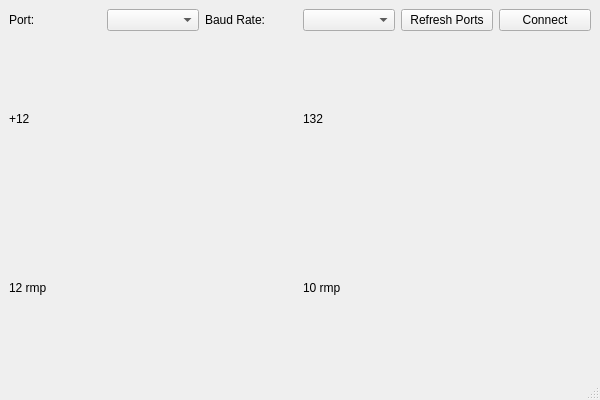
Above: src/mainwindow.ui from roopeshor/RotorInfo before the change. Below: the same form after it.
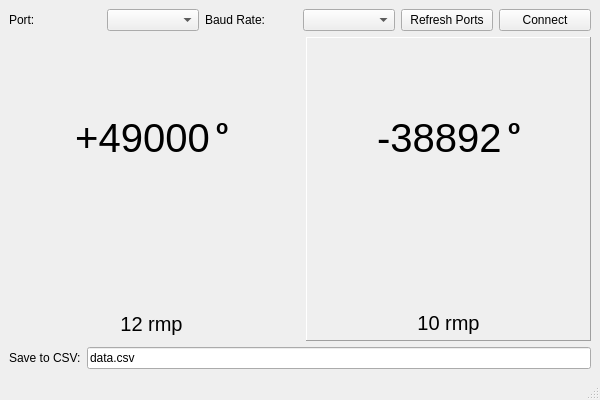
That is the form after the change.

Commit message: fixed ui not building

Diff of the .ui file:
```diff
--- a/src/mainwindow.ui
+++ b/src/mainwindow.ui
@@ -57,39 +57,305 @@
      <layout class="QHBoxLayout" name="infoLayout">
       <item>
        <layout class="QVBoxLayout" name="R1Layout">
+        <property name="leftMargin">
+         <number>5</number>
+        </property>
+        <property name="topMargin">
+         <number>5</number>
+        </property>
+        <property name="rightMargin">
+         <number>5</number>
+        </property>
+        <property name="bottomMargin">
+         <number>5</number>
+        </property>
         <item>
-         <widget class="QLabel" name="R1degLabel">
-          <property name="text">
-           <string>+12</string>
+         <spacer name="verticalSpacer_3">
+          <property name="orientation">
+           <enum>Qt::Orientation::Vertical</enum>
           </property>
-         </widget>
+          <property name="sizeHint" stdset="0">
+           <size>
+            <width>20</width>
+            <height>40</height>
+           </size>
+          </property>
+         </spacer>
         </item>
         <item>
+         <layout class="QHBoxLayout" name="horizontalLayout">
+          <item>
+           <spacer name="horizontalSpacer">
+            <property name="orientation">
+             <enum>Qt::Orientation::Horizontal</enum>
+            </property>
+            <property name="sizeHint" stdset="0">
+             <size>
+              <width>40</width>
+              <height>20</height>
+             </size>
+            </property>
+           </spacer>
+          </item>
+          <item>
+           <widget class="QLabel" name="R1degLabel">
+            <property name="font">
+             <font>
+              <pointsize>30</pointsize>
+             </font>
+            </property>
+            <property name="text">
+             <string>+49000</string>
+            </property>
+            <property name="alignment">
+             <set>Qt::AlignmentFlag::AlignCenter</set>
+            </property>
+           </widget>
+          </item>
+          <item alignment="Qt::AlignmentFlag::AlignHCenter">
+           <widget class="QLabel" name="label">
+            <property name="font">
+             <font>
+              <pointsize>15</pointsize>
+              <bold>true</bold>
+             </font>
+            </property>
+            <property name="text">
+             <string>o</string>
+            </property>
+            <property name="alignment">
+             <set>Qt::AlignmentFlag::AlignLeading|Qt::AlignmentFlag::AlignLeft|Qt::AlignmentFlag::AlignTop</set>
+            </property>
+           </widget>
+          </item>
+          <item>
+           <spacer name="horizontalSpacer_2">
+            <property name="orientation">
+             <enum>Qt::Orientation::Horizontal</enum>
+            </property>
+            <property name="sizeHint" stdset="0">
+             <size>
+              <width>40</width>
+              <height>20</height>
+             </size>
+            </property>
+           </spacer>
+          </item>
+         </layout>
+        </item>
+        <item>
+         <spacer name="verticalSpacer_4">
+          <property name="orientation">
+           <enum>Qt::Orientation::Vertical</enum>
+          </property>
+          <property name="sizeHint" stdset="0">
+           <size>
+            <width>20</width>
+            <height>40</height>
+           </size>
+          </property>
+         </spacer>
+        </item>
+        <item>
+         <spacer name="verticalSpacer">
+          <property name="orientation">
+           <enum>Qt::Orientation::Vertical</enum>
+          </property>
+          <property name="sizeHint" stdset="0">
+           <size>
+            <width>20</width>
+            <height>40</height>
+           </size>
+          </property>
+         </spacer>
+        </item>
+        <item alignment="Qt::AlignmentFlag::AlignVCenter">
          <widget class="QLabel" name="R1rpmLabel">
+          <property name="font">
+           <font>
+            <pointsize>15</pointsize>
+           </font>
+          </property>
           <property name="text">
            <string>12 rmp</string>
           </property>
+          <property name="alignment">
+           <set>Qt::AlignmentFlag::AlignCenter</set>
+          </property>
          </widget>
         </item>
        </layout>
       </item>
       <item>
-       <layout class="QVBoxLayout" name="R2Layout">
-        <item>
-         <widget class="QLabel" name="R2degLabel">
-          <property name="text">
-           <string>132</string>
-          </property>
-         </widget>
-        </item>
-        <item>
-         <widget class="QLabel" name="R2rpmLabel">
-          <property name="text">
-           <string>10 rmp</string>
-          </property>
-         </widget>
-        </item>
-       </layout>
+       <widget class="QFrame" name="frame">
+        <property name="frameShape">
+         <enum>QFrame::Shape::StyledPanel</enum>
+        </property>
+        <property name="frameShadow">
+         <enum>QFrame::Shadow::Raised</enum>
+        </property>
+       </widget>
+      </item>
+      <item>
+       <widget class="QFrame" name="">
+        <property name="autoFillBackground">
+         <bool>false</bool>
+        </property>
+        <property name="frameShape">
+         <enum>QFrame::Shape::Panel</enum>
+        </property>
+        <property name="frameShadow">
+         <enum>QFrame::Shadow::Raised</enum>
+        </property>
+        <property name="lineWidth">
+         <number>1</number>
+        </property>
+        <property name="midLineWidth">
+         <number>1</number>
+        </property>
+        <layout class="QVBoxLayout" name="R2Layout">
+         <property name="leftMargin">
+          <number>5</number>
+         </property>
+         <property name="topMargin">
+          <number>5</number>
+         </property>
+         <property name="rightMargin">
+          <number>5</number>
+         </property>
+         <property name="bottomMargin">
+          <number>5</number>
+         </property>
+         <item>
+          <spacer name="verticalSpacer_6">
+           <property name="orientation">
+            <enum>Qt::Orientation::Vertical</enum>
+           </property>
+           <property name="sizeHint" stdset="0">
+            <size>
+             <width>20</width>
+             <height>40</height>
+            </size>
+           </property>
+          </spacer>
+         </item>
+         <item>
+          <layout class="QHBoxLayout" name="horizontalLayout_2">
+           <item>
+            <spacer name="horizontalSpacer_3">
+             <property name="orientation">
+              <enum>Qt::Orientation::Horizontal</enum>
+             </property>
+             <property name="sizeHint" stdset="0">
+              <size>
+               <width>40</width>
+               <height>20</height>
+              </size>
+             </property>
+            </spacer>
+           </item>
+           <item>
+            <widget class="QLabel" name="R2degLabel">
+             <property name="font">
+              <font>
+               <pointsize>30</pointsize>
+               <bold>false</bold>
+              </font>
+             </property>
+             <property name="text">
+              <string>-38892</string>
+             </property>
+            </widget>
+           </item>
+           <item alignment="Qt::AlignmentFlag::AlignTop">
+            <widget class="QLabel" name="label_2">
+             <property name="font">
+              <font>
+               <pointsize>15</pointsize>
+               <bold>true</bold>
+              </font>
+             </property>
+             <property name="text">
+              <string>o</string>
+             </property>
+            </widget>
+           </item>
+           <item>
+            <spacer name="horizontalSpacer_4">
+             <property name="orientation">
+              <enum>Qt::Orientation::Horizontal</enum>
+             </property>
+             <property name="sizeHint" stdset="0">
+              <size>
+               <width>40</width>
+               <height>20</height>
+              </size>
+             </property>
+            </spacer>
+           </item>
+          </layout>
+         </item>
+         <item>
+          <spacer name="verticalSpacer_5">
+           <property name="orientation">
+            <enum>Qt::Orientation::Vertical</enum>
+           </property>
+           <property name="sizeHint" stdset="0">
+            <size>
+             <width>20</width>
+             <height>40</height>
+            </size>
+           </property>
+          </spacer>
+         </item>
+         <item>
+          <spacer name="verticalSpacer_2">
+           <property name="orientation">
+            <enum>Qt::Orientation::Vertical</enum>
+           </property>
+           <property name="sizeHint" stdset="0">
+            <size>
+             <width>20</width>
+             <height>40</height>
+            </size>
+           </property>
+          </spacer>
+         </item>
+         <item>
+          <widget class="QLabel" name="R2rpmLabel">
+           <property name="font">
+            <font>
+             <pointsize>15</pointsize>
+            </font>
+           </property>
+           <property name="text">
+            <string>10 rmp</string>
+           </property>
+           <property name="alignment">
+            <set>Qt::AlignmentFlag::AlignCenter</set>
+           </property>
+          </widget>
+         </item>
+        </layout>
+       </widget>
+      </item>
+     </layout>
+    </item>
+    <item>
+     <layout class="QHBoxLayout" name="horizontalLayout_4">
+      <item>
+       <widget class="QLabel" name="label_3">
+        <property name="text">
+         <string>Save to CSV:</string>
+        </property>
+       </widget>
+      </item>
+      <item>
+       <widget class="QLineEdit" name="csvLocation">
+        <property name="text">
+         <string>data.csv</string>
+        </property>
+       </widget>
       </item>
      </layout>
     </item>
```
The commit also changes 2 other files.
